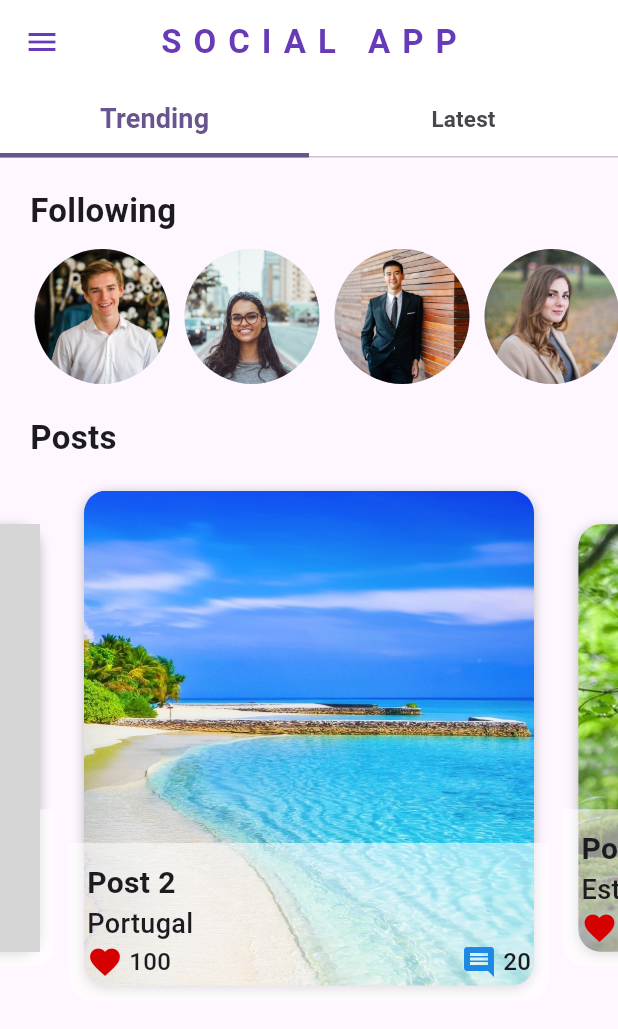
After one commit to abdulrehman57/socialapp, a Flutter app: the HomeScreen screen opened directly, swiped to page 3, on a phone screen of 412 x 824 dp. The commit adds this screen. Shown: the top 1029 px of the screen. Run offline on Flutter 3.47's test engine with Material 2 defaults, Android fonts, the light colour scheme and no system bars; grey boxes are pictures that could not be loaded.

Commit message:
3rd commit

```diff
--- /dev/null
+++ b/lib/models/db.dart
@@ -0,0 +1,81 @@
+import 'package:ar_social_app/models/post.dart';
+import 'package:ar_social_app/models/user.dart';
+
+//Post Data
+final post0 = Post(
+  imageUrl: 'images/post0.jpg',
+  postName: 'Post 0',
+  location: 'Canada',
+  totalLikes: 200,
+  totalComments: 30,
+  user: User(),
+);
+final post1 = Post(
+  imageUrl: 'images/post1.jpg',
+  postName: 'Post 1',
+  location: 'Pakistan',
+  totalLikes: 500,
+  totalComments: 50,
+  user: User(),
+);
+final post2 = Post(
+  imageUrl: 'images/post2.jpg',
+  postName: 'Post 2',
+  location: 'Portugal',
+  totalLikes: 100,
+  totalComments: 20,
+  user: User(),
+);
+final post3 = Post(
+  imageUrl: 'images/post3.jpg',
+  postName: 'Post 3',
+  location: 'Estonia',
+  totalLikes: 50,
+  totalComments: 10,
+  user: User(),
+);
+final post4 = Post(
+  imageUrl: 'images/post4.jpg',
+  postName: 'Post 4',
+  location: 'Germany',
+  totalLikes: 300,
+  totalComments: 100,
+  user: User(),
+);
+final post5 = Post(
+  imageUrl: 'images/post5.jpg',
+  postName: 'Post 5',
+  location: 'Italy',
+  totalLikes: 150,
+  totalComments: 80,
+  user: User(),
+);
+
+//User data
+final user0 = User(profileImageUrl: 'images/user0.jpg');
+final user1 = User(profileImageUrl: 'images/user1.jpg');
+final user2 = User(profileImageUrl: 'images/user2.jpg');
+final user3 = User(profileImageUrl: 'images/user3.jpg');
+final user4 = User(profileImageUrl: 'images/user4.jpg');
+final user5 = User(profileImageUrl: 'images/user5.jpg');
+final user6 = User(profileImageUrl: 'images/user6.jpg');
+
+//User List Data
+final userList = [user0, user1, user2, user3, user4, user5, user6];
+
+//User List Data
+final posts = [post0, post1, post2, post3, post4, post5];
+
+// Current User Post List Data
+final postList = [post0, post3, post5];
+final favPostList = [post1, post2, post4];
+
+//Current user data
+final currentUser = User(
+    profileImageUrl: 'images/user.jpg',
+    bgImageUrl: 'images/user_background.jpg',
+    userName: 'Aadia',
+    userFollowing: 200,
+    userFollower: 450,
+    myPosts: postList,
+    favPosts: favPostList);
--- /dev/null
+++ b/lib/models/post.dart
@@ -0,0 +1,18 @@
+import 'package:ar_social_app/models/user.dart';
+
+class Post {
+  Post(
+      {this.imageUrl,
+      this.postName,
+      this.location,
+      this.totalLikes,
+      this.totalComments,
+      this.user});
+
+  String? imageUrl;
+  String? postName;
+  String? location;
+  int? totalLikes;
+  int? totalComments;
+  User? user;
+}
--- /dev/null
+++ b/lib/models/user.dart
@@ -0,0 +1,19 @@
+import 'package:ar_social_app/models/post.dart';
+
+class User {
+  User(
+      {this.profileImageUrl,
+      this.bgImageUrl,
+      this.userName,
+      this.userFollowing,
+      this.userFollower,
+      this.myPosts,
+      this.favPosts});
+  String? profileImageUrl;
+  String? bgImageUrl;
+  String? userName;
+  int? userFollowing;
+  int? userFollower;
+  List<Post>? myPosts;
+  List<Post>? favPosts;
+}
--- /dev/null
+++ b/lib/screens/home.dart
@@ -0,0 +1,74 @@
+import 'package:ar_social_app/models/db.dart';
+import 'package:ar_social_app/widgets/custom_drawer.dart';
+import 'package:ar_social_app/widgets/following.dart';
+import 'package:ar_social_app/widgets/post_slider.dart';
+import 'package:flutter/material.dart';
+
+class HomeScreen extends StatefulWidget {
+  const HomeScreen({super.key});
+
+  @override
+  State<HomeScreen> createState() => _HomeScreenState();
+}
+
+class _HomeScreenState extends State<HomeScreen>
+    with SingleTickerProviderStateMixin {
+  TabController? _tabController;
+  PageController? _pageController;
+
+  @override
+  void initState() {
+    super.initState();
+
+    _tabController = TabController(length: 2, vsync: this);
+    _pageController = PageController(initialPage: 0, viewportFraction: 0.8);
+  }
+
+  @override
+  Widget build(BuildContext context) {
+    return Scaffold(
+      appBar: AppBar(
+        backgroundColor: Colors.white,
+        iconTheme: const IconThemeData(color: Colors.deepPurple),
+        centerTitle: true,
+        title: const Text(
+          'SOCIAL APP',
+          style: TextStyle(
+            color: Colors.deepPurple,
+            fontSize: 22.0,
+            fontWeight: FontWeight.w600,
+            letterSpacing: 8.0,
+          ),
+        ),
+        bottom: TabBar(
+          controller: _tabController,
+          labelStyle: const TextStyle(
+            fontSize: 18.0,
+            fontWeight: FontWeight.w600,
+          ),
+          unselectedLabelStyle: const TextStyle(
+            fontSize: 15.0,
+            fontWeight: FontWeight.w600,
+          ),
+          indicatorWeight: 3.0,
+          indicatorSize: TabBarIndicatorSize.tab,
+          tabs: const [
+            Tab(text: 'Trending'),
+            Tab(text: 'Latest'),
+          ],
+        ),
+      ),
+      drawer: const CustomDrawer(),
+      body: ListView(
+        children: [
+          const FollowingWidget(),
+          PostSlider(
+            title: 'Posts',
+            pageController: _pageController,
+            posts: posts,
+          ),
+        ],
+      ),
+    );
+  }
+}
--- /dev/null
+++ b/lib/widgets/following.dart
@@ -0,0 +1,46 @@
+import 'package:ar_social_app/models/user.dart';
+import 'package:flutter/material.dart';
+
+import '../models/db.dart';
+
+class FollowingWidget extends StatelessWidget {
+  const FollowingWidget({
+    super.key,
+  });
+
+  @override
+  Widget build(BuildContext context) {
+    return Column(
+      crossAxisAlignment: CrossAxisAlignment.start,
+      children: [
+        const Padding(
+          padding: EdgeInsets.fromLTRB(20.0, 20.0, 20.0, 10.0),
+          child: Text(
+            'Following',
+            style: TextStyle(
+              fontSize: 22.0,
+              fontWeight: FontWeight.w600,
+            ),
+          ),
+        ),
+        SizedBox(
+          height: 90.0,
+          child: ListView.builder(
+            physics: const BouncingScrollPhysics(),
+            padding: const EdgeInsets.only(left: 18.0),
+            scrollDirection: Axis.horizontal,
+            itemCount: userList.length,
+            itemBuilder: (BuildContext context, int index) {
+              User user = userList[index];
+              return CircleAvatar(
+                radius: 50.0,
+                backgroundImage: AssetImage(user.profileImageUrl!),
+                foregroundColor: Colors.deepPurple,
+              );
+            },
+          ),
+        ),
+      ],
+    );
+  }
+}
--- /dev/null
+++ b/lib/widgets/post_slider.dart
@@ -0,0 +1,163 @@
+import 'package:flutter/material.dart';
+
+import '../models/post.dart';
+
+class PostSlider extends StatefulWidget {
+  PostSlider({super.key, this.title, this.pageController, this.posts});
+
+  String? title;
+  PageController? pageController;
+  List<Post>? posts;
+
+  @override
+  State<PostSlider> createState() => _PostSliderState();
+}
+
+class _PostSliderState extends State<PostSlider> {
+  @override
+  Widget build(BuildContext context) {
+    return Column(
+      crossAxisAlignment: CrossAxisAlignment.start,
+      children: [
+        Padding(
+          padding: const EdgeInsets.fromLTRB(20.0, 20.0, 20.0, 10.0),
+          child: Text(
+            widget.title!,
+            style: const TextStyle(
+              fontSize: 22.0,
+              fontWeight: FontWeight.w600,
+            ),
+          ),
+        ),
+        SizedBox(
+          height: 350,
+          child: PageView.builder(
+            controller: widget.pageController,
+            itemCount: widget.posts!.length,
+            itemBuilder: (context, index) {
+              Post post = widget.posts![index];
+              return AnimatedBuilder(
+                animation: widget.pageController!,
+                builder: (context, child) {
+                  double value = 1.0;
+                  if (widget.pageController!.position.haveDimensions) {
+                    value = (widget.pageController!.page! - index);
+                    value = (1 - (value.abs() * 0.25)).clamp(0.0, 1.0);
+                  }
+                  return Center(
+                    child: SizedBox(
+                      height: Curves.easeInOut.transform(value) * 350,
+                      child: child,
+                    ),
+                  );
+                },
+                child: Stack(
+                  children: [
+                    Container(
+                      margin: const EdgeInsets.all(10.0),
+                      decoration: BoxDecoration(
+                        borderRadius: BorderRadius.circular(15.0),
+                        boxShadow: const [
+                          BoxShadow(
+                            blurRadius: 6.0,
+                            color: Colors.black26,
+                            offset: Offset(0, 2),
+                          ),
+                        ],
+                      ),
+                      child: ClipRRect(
+                        borderRadius: BorderRadius.circular(15.0),
+                        child: Image(
+                          image: AssetImage(post.imageUrl!),
+                          fit: BoxFit.cover,
+                          height: 350,
+                          width: 300,
+                        ),
+                      ),
+                    ),
+                    Positioned(
+                      bottom: 0,
+                      left: 0,
+                      right: 0,
+                      child: Container(
+                        height: 105.0,
+                        padding: const EdgeInsets.all(12.0),
+                        decoration: const BoxDecoration(
+                          color: Colors.white54,
+                          borderRadius: BorderRadius.only(
+                            bottomLeft: Radius.circular(15.0),
+                            bottomRight: Radius.circular(15.0),
+                          ),
+                        ),
+                        child: Column(
+                          crossAxisAlignment: CrossAxisAlignment.start,
+                          children: [
+                            Text(
+                              post.postName!,
+                              style: const TextStyle(
+                                fontSize: 20.0,
+                                fontWeight: FontWeight.bold,
+                              ),
+                            ),
+                            Text(
+                              post.location!,
+                              style: const TextStyle(
+                                fontSize: 18.0,
+                                fontWeight: FontWeight.w500,
+                              ),
+                            ),
+                            Row(
+                              mainAxisAlignment: MainAxisAlignment.spaceBetween,
+                              children: [
+                                Row(
+                                  children: [
+                                    Icon(
+                                      Icons.favorite,
+                                      color: Colors.redAccent.shade700,
+                                    ),
+                                    const SizedBox(
+                                      width: 4.0,
+                                    ),
+                                    Text(
+                                      post.totalLikes.toString(),
+                                      style: const TextStyle(
+                                        fontSize: 16.0,
+                                        fontWeight: FontWeight.w500,
+                                      ),
+                                    ),
+                                  ],
+                                ),
+                                Row(
+                                  children: [
+                                    Icon(
+                                      Icons.comment,
+                                      color: Colors.blue.shade600,
+                                    ),
+                                    const SizedBox(
+                                      width: 4.0,
+                                    ),
+                                    Text(
+                                      post.totalComments.toString(),
+                                      style: const TextStyle(
+                                        fontSize: 16.0,
+                                        fontWeight: FontWeight.w500,
+                                      ),
+                                    ),
+                                  ],
+                                ),
+                              ],
+                            ),
+                          ],
+                        ),
+                      ),
+                    ),
+                  ],
+                ),
+              );
+            },
+          ),
+        ),
+      ],
+    );
+  }
+}
```
Also changed, not shown: lib/screens/login.dart (+21 -7 lines), lib/widgets/curve_clipper.dart (added, +30 -0 lines), lib/widgets/custom_drawer.dart (added, +81 -0 lines).
